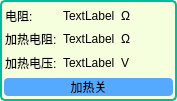
Above: weina/CtrlPanel/panel.ui from jeedyang/weina before the change. Below: the same form after it.
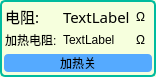
That is the form after the change.

Diff of the .ui file:
```diff
--- a/weina/CtrlPanel/panel.ui
+++ b/weina/CtrlPanel/panel.ui
@@ -6,8 +6,8 @@
    <rect>
     <x>0</x>
     <y>0</y>
-    <width>177</width>
-    <height>101</height>
+    <width>156</width>
+    <height>75</height>
    </rect>
   </property>
   <property name="windowTitle">
@@ -109,48 +109,6 @@
         </property>
        </widget>
       </item>
-      <item row="0" column="1">
-       <widget class="QLabel" name="labelResValue">
-        <property name="text">
-         <string>TextLabel</string>
-        </property>
-       </widget>
-      </item>
-      <item row="0" column="0">
-       <widget class="QLabel" name="labelRes">
-        <property name="text">
-         <string>电阻:</string>
-        </property>
-       </widget>
-      </item>
-      <item row="2" column="1">
-       <widget class="QLabel" name="labelHotVolValue">
-        <property name="text">
-         <string>TextLabel</string>
-        </property>
-       </widget>
-      </item>
-      <item row="2" column="2">
-       <widget class="QLabel" name="label_3">
-        <property name="text">
-         <string>V</string>
-        </property>
-       </widget>
-      </item>
-      <item row="2" column="0">
-       <widget class="QLabel" name="labelHotVol">
-        <property name="text">
-         <string>加热电压:</string>
-        </property>
-       </widget>
-      </item>
-      <item row="1" column="2">
-       <widget class="QLabel" name="label_2">
-        <property name="text">
-         <string>Ω</string>
-        </property>
-       </widget>
-      </item>
       <item row="1" column="0">
        <widget class="QLabel" name="labelHotRes">
         <property name="text">
@@ -165,6 +123,45 @@
         </property>
        </widget>
       </item>
+      <item row="0" column="1">
+       <widget class="QLabel" name="labelResValue">
+        <property name="font">
+         <font>
+          <family>微软雅黑</family>
+          <pointsize>11</pointsize>
+          <weight>50</weight>
+          <italic>false</italic>
+          <bold>false</bold>
+         </font>
+        </property>
+        <property name="text">
+         <string>TextLabel</string>
+        </property>
+       </widget>
+      </item>
+      <item row="1" column="2">
+       <widget class="QLabel" name="label_2">
+        <property name="text">
+         <string>Ω</string>
+        </property>
+       </widget>
+      </item>
+      <item row="0" column="0">
+       <widget class="QLabel" name="labelRes">
+        <property name="font">
+         <font>
+          <family>微软雅黑</family>
+          <pointsize>11</pointsize>
+          <weight>50</weight>
+          <italic>false</italic>
+          <bold>false</bold>
+         </font>
+        </property>
+        <property name="text">
+         <string>电阻:</string>
+        </property>
+       </widget>
+      </item>
      </layout>
     </widget>
    </item>
```
Left out of the diff: 4 changed lines with no effect on the pictures.
